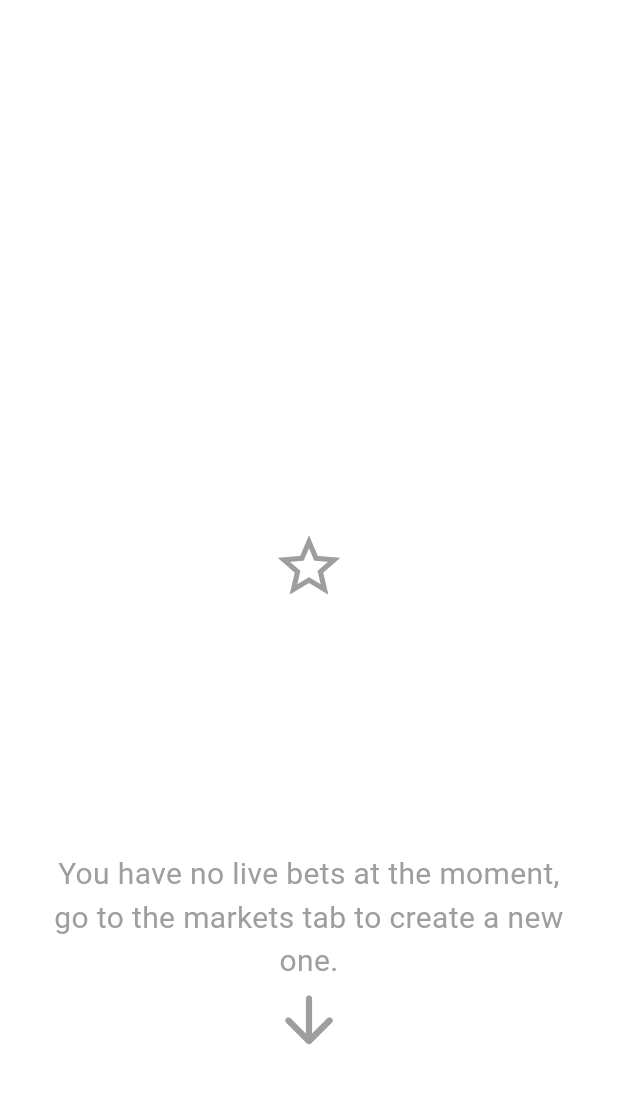
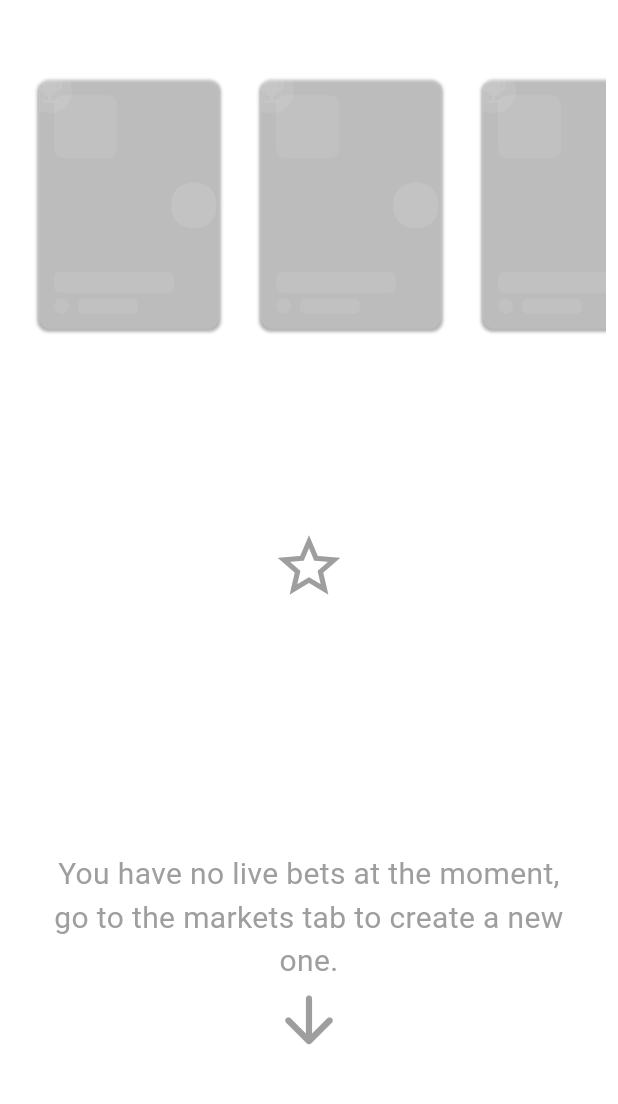
Before and after one commit to jesusramondovale/BetsTrading-Client, a Flutter app: the HomeScreen screen opened directly with empty values, on a phone screen of 412 x 824 dp, the part 75-1179 px from its top. Run offline on Flutter 3.47's test engine with Material 3 defaults, Android fonts, the phone set to English and light mode, and no system bars; drawn by our look-alikes of auto_size_text; our stand-ins replace firebase_core, firebase_messaging, fl_chart, flutter_form_builder, flutter_local_notifications, flutter_secure_storage and 11 more; missing offline and left inert: app_settings, base_x, bech32, country_flags, flutter_inappwebview, flutter_statusbarcolor_ns and 2 more; accounts and stored records are empty; network calls fail; Roboto replaces fonts that are missing (Dosis, Syncopate); key blocks and very long unbroken strings in the code were emptied for the run.

Commit message:
Various
· Fix null on logOut
· Skeleton loading on HomePage

```diff
--- a/lib/models/favorites.dart
+++ b/lib/models/favorites.dart
@@ -445,15 +445,12 @@ class FavoriteContainerState extends State<FavoriteContainer> {
             ),
             child: Stack(
               children: [
-                //Background star
                 Positioned(
                   top: 0,
                   right: -30,
                   child: Icon(FontAwesomeIcons.solidStar,
                       color: Colors.grey.withValues(alpha: 0.1), size: 120),
                 ),
-
-                // Main content
                 Padding(
                   padding: const EdgeInsets.all(10.0),
                   child: Column(
@@ -547,3 +544,84 @@ class FavoriteContainerState extends State<FavoriteContainer> {
     );
   }
 }
+
+//------- SKELETON
+
+class SkeletonFavoriteContainer extends StatelessWidget {
+  const SkeletonFavoriteContainer({super.key});
+
+  Widget _box(double width, double height, {double radius = 6}) {
+    return Container(
+      width: width,
+      height: height,
+      decoration: BoxDecoration(
+        color: Colors.white.withValues(alpha: 0.07),
+        borderRadius: BorderRadius.circular(radius),
+      ),
+    );
+  }
+
+  Widget _circle(double size) {
+    return Container(
+      width: size,
+      height: size,
+      decoration: BoxDecoration(
+        shape: BoxShape.circle,
+        color: Colors.white.withValues(alpha: 0.07),
+      ),
+    );
+  }
+
+  @override
+  Widget build(BuildContext context) {
+    return Container(
+      margin: const EdgeInsets.symmetric(horizontal: 10, vertical: 20),
+      width: 120,
+      decoration: BoxDecoration(
+        color: Colors.white12,
+        boxShadow: [
+          BoxShadow(
+            color: Colors.black.withValues(alpha: 0.3),
+            spreadRadius: 1,
+            blurRadius: 1,
+            offset: const Offset(0, 1),
+          ),
+        ],
+        borderRadius: BorderRadius.circular(8),
+      ),
+      child: Stack(
+        children: [
+          Positioned(
+            top: 0,
+            right: -30,
+            child: Icon(
+              FontAwesomeIcons.solidStar,
+              color: Colors.grey.withValues(alpha: 0.1),
+              size: 120,
+            ),
+          ),
+          Padding(
+            padding: const EdgeInsets.all(10.0),
+            child: Column(
+              mainAxisAlignment: MainAxisAlignment.center,
+              crossAxisAlignment: CrossAxisAlignment.start,
+              children: [
+                _box(40, 40, radius: 6),
+                const Spacer(),
+                _box(80, 14, radius: 4),
+                const SizedBox(height: 4),
+                Row(
+                  children: [
+                    _circle(10),
+                    const SizedBox(width: 6),
+                    _box(40, 10, radius: 4),
+                  ],
+                ),
+              ],
+            ),
+          ),
+        ],
+      ),
+    );
+  }
+}
--- a/lib/models/trends.dart
+++ b/lib/models/trends.dart
@@ -387,7 +387,6 @@ class TrendContainerState extends State<TrendContainer> {
       child: Stack(
         clipBehavior: Clip.none,
         children: [
-          // El propio TrendContainer clicable
           Material(
             color: Colors.transparent,
             child: InkWell(
@@ -448,7 +447,6 @@ class TrendContainerState extends State<TrendContainer> {
                 ),
                 child: Stack(
                   children: [
-                    // número grande de fondo
                     Positioned(
                       top: 0,
                       right:
@@ -463,8 +461,6 @@ class TrendContainerState extends State<TrendContainer> {
                         ),
                       ),
                     ),
-
-                    // contenido principal
                     Padding(
                       padding: const EdgeInsets.all(10.0),
                       child: Column(
@@ -559,8 +555,6 @@ class TrendContainerState extends State<TrendContainer> {
               ),
             ),
           ),
-
-          // badge arriba a la izquierda, fuera del contenedor
           if (widget.index == 0)
             Positioned(
               top: -8,
@@ -584,3 +578,104 @@ class TrendContainerState extends State<TrendContainer> {
     );
   }
 }
+
+//------- SKELETON
+
+class SkeletonTrendContainer extends StatelessWidget {
+  const SkeletonTrendContainer({super.key});
+
+  Widget _box(double width, double height, {double radius = 6}) {
+    return Container(
+      width: width,
+      height: height,
+      decoration: BoxDecoration(
+        color: Colors.white.withValues(alpha: 0.07),
+        borderRadius: BorderRadius.circular(radius),
+      ),
+    );
+  }
+
+  Widget _circle(double size) {
+    return Container(
+      width: size,
+      height: size,
+      decoration: BoxDecoration(
+        color: Colors.white.withValues(alpha: 0.07),
+        shape: BoxShape.circle,
+      ),
+    );
+  }
+
+  @override
+  Widget build(BuildContext context) {
+    return Container(
+      margin: const EdgeInsets.symmetric(horizontal: 10, vertical: 20),
+      width: 120,
+      decoration: BoxDecoration(
+        color: Colors.white12,
+        borderRadius: BorderRadius.circular(8),
+        boxShadow: [
+          BoxShadow(
+            color: Colors.black.withValues(alpha: 0.3),
+            spreadRadius: 1,
+            blurRadius: 1,
+            offset: const Offset(0, 1),
+          ),
+        ],
+      ),
+      child: Stack(
+        children: [
+
+          Positioned(
+            top: 0,
+            right: -5,
+            child: Text(
+              '•',
+              style: TextStyle(
+                fontSize: 120,
+                color: Colors.white.withValues(alpha: 0.1),
+                fontWeight: FontWeight.w800,
+              ),
+            ),
+          ),
+          Padding(
+            padding: const EdgeInsets.all(10.0),
+            child: Column(
+              mainAxisAlignment: MainAxisAlignment.center,
+              crossAxisAlignment: CrossAxisAlignment.start,
+              children: [
+                _box(42, 42, radius: 6),
+                const Spacer(),
+                _box(80, 14, radius: 4),
+                const SizedBox(height: 4),
+                Row(
+                  children: [
+                    _circle(10),
+                    const SizedBox(width: 6),
+                    _box(40, 10, radius: 4),
+                  ],
+                ),
+              ],
+            ),
+          ),
+          Positioned(
+            top: -8,
+            left: -8,
+            child: Container(
+              decoration: BoxDecoration(
+                color: Colors.white.withValues(alpha: 0.07),
+                shape: BoxShape.circle,
+              ),
+              padding: const EdgeInsets.all(4),
+              child: Icon(
+                Icons.emoji_events,
+                color: Colors.white.withValues(alpha: 0.08),
+                size: 22,
+              ),
+            ),
+          ),
+        ],
+      ),
+    );
+  }
+}
--- a/lib/ui/home_page.dart
+++ b/lib/ui/home_page.dart
@@ -29,6 +29,8 @@ class HomeScreenState extends State<HomeScreen> {
   List<Bet> _bets = [];
   String? _userId;
   double _userPoints = 0;
+  late Future<Trends> _trendsFuture;
+  late Future<Favorites> _favsFuture;
   bool showFavorites = true;
 
   Future<void> loadUserIdAndData() async {
@@ -63,7 +65,13 @@ class HomeScreenState extends State<HomeScreen> {
   @override
   void initState() {
     super.initState();
-    loadUserIdAndData();
+    loadUserIdAndData().then((_) {
+      setState(() {
+        _trendsFuture = BetsService().fetchTrendsData(_userId ?? "none");
+        _favsFuture = BetsService().fetchFavouritesData(_userId ?? "none");
+      });
+    });
+
   }
 
   @override
@@ -207,14 +215,42 @@ class HomeScreenState extends State<HomeScreen> {
             Expanded(
               flex: 9,
               child: _userId == null
-                  ? const Center(child: CircularProgressIndicator(color: Colors.grey))
+                  ?  Center(
+                child: SingleChildScrollView(
+                  scrollDirection: Axis.horizontal,
+                  child: Row(
+                    children: [
+                      SizedBox(width: 8),
+                      SkeletonTrendContainer(),
+                      SizedBox(width: 8),
+                      SkeletonTrendContainer(),
+                      SizedBox(width: 8),
+                      SkeletonTrendContainer(),
+                      SizedBox(width: 8),
+                    ],
+                  ),
+                ),
+              )
                   :
               FutureBuilder<Trends>(
-                  future: BetsService().fetchTrendsData(_userId ?? "none"),
+                  future: _trendsFuture,
                   builder: (context, snapshot) {
                     if (snapshot.connectionState == ConnectionState.waiting) {
-                      return const Center(
-                        child: CircularProgressIndicator(color: Colors.grey),
+                      return Center(
+                        child: SingleChildScrollView(
+                          scrollDirection: Axis.horizontal,
+                          child: Row(
+                            children: [
+                              SizedBox(width: 8),
+                              SkeletonTrendContainer(),
+                              SizedBox(width: 8),
+                              SkeletonTrendContainer(),
+                              SizedBox(width: 8),
+                              SkeletonTrendContainer(),
+                              SizedBox(width: 8),
+                            ],
+                          ),
+                        ),
                       );
                     } else if (snapshot.hasError) {
                       return Text('Error: ${snapshot.error}');
@@ -237,16 +273,17 @@ class HomeScreenState extends State<HomeScreen> {
                       );
                     } else {
                       return Center(
-                        child: Padding(
-                          padding: const EdgeInsets.all(20.0),
-                          child: Column(
-                            mainAxisSize: MainAxisSize.min,
+                        child: SingleChildScrollView(
+                          scrollDirection: Axis.horizontal,
+                          child: Row(
                             children: [
-                              Icon(
-                                Icons.wifi_off_sharp,
-                                size: 90,
-                                color: Colors.white,
-                              ),
+                              SizedBox(width: 8),
+                              SkeletonTrendContainer(),
+                              SizedBox(width: 8),
+                              SkeletonTrendContainer(),
+                              SizedBox(width: 8),
+                              SkeletonTrendContainer(),
+                              SizedBox(width: 8),
                             ],
                           ),
                         ),
@@ -267,14 +304,44 @@ class HomeScreenState extends State<HomeScreen> {
             Expanded(
               flex: 8,
               child: _userId == null
-                  ? const Center(child: CircularProgressIndicator(color: Colors.grey))
+                  ? Center(child: Center(
+                child: SingleChildScrollView(
+                  scrollDirection: Axis.horizontal,
+                  child: Row(
+                    children: [
+                      SizedBox(width: 8),
+                      SkeletonTrendContainer(),
+                      SizedBox(width: 8),
+                      SkeletonTrendContainer(),
+                      SizedBox(width: 8),
+                      SkeletonTrendContainer(),
+                      SizedBox(width: 8),
+                    ],
+                  ),
+                ),
+              ))
                   :
               FutureBuilder<Favorites>(
-                  future: BetsService().fetchFavouritesData(_userId ?? "none"),
+                  future: _favsFuture,
                   builder: (context, snapshot) {
                     if (snapshot.connectionState == ConnectionState.waiting) {
-                      return const Center(
-                        child: CircularProgressIndicator(color: Colors.grey),
+                      return  Center(
+                        child: Center(
+                          child: SingleChildScrollView(
+                            scrollDirection: Axis.horizontal,
+                            child: Row(
+                              children: [
+                                SizedBox(width: 8),
+                                SkeletonFavoriteContainer(),
+                                SizedBox(width: 8),
+                                SkeletonFavoriteContainer(),
+                                SizedBox(width: 8),
+                                SkeletonFavoriteContainer(),
+                                SizedBox(width: 8),
+                              ],
+                            ),
+                          ),
+                        ),
                       );
                     } else if (snapshot.hasError) {
                       return Text('Error: ${snapshot.error}');
@@ -361,13 +428,13 @@ class HomeScreenState extends State<HomeScreen> {
             Expanded(
               flex: 12,
               child: _userId == null
-                  ? const Center(child: CircularProgressIndicator(color: Colors.grey))
+                  ? Center(child: CircularProgressIndicator(color: Colors.grey))
                   :
               FutureBuilder<BetsAndPriceBets>(
                 future: BetsService().fetchInvestmentData(_userId ?? "none"),
                 builder: (context, snapshot) {
                   if (snapshot.connectionState == ConnectionState.waiting) {
-                    return const Center(child: CircularProgressIndicator(color: Colors.grey));
+                    return  Center(child: CircularProgressIndicator(color: Colors.grey));
                   }
                   if (snapshot.hasError) {
                     return Text('Error: ${snapshot.error}');
--- a/lib/ui/login_page.dart
+++ b/lib/ui/login_page.dart
@@ -185,7 +185,7 @@ class LoginFormState extends State<LoginForm> {
                   style: ElevatedButton.styleFrom(
                     backgroundColor: Colors.black,
                     foregroundColor: textColor,
-                    textStyle: GoogleFonts.montserrat(fontWeight: FontWeight.w600),
+                    textStyle: GoogleFonts.montserrat(fontWeight: FontWeight.w600).copyWith(inherit: false),
                     shape: RoundedRectangleBorder(
                       borderRadius: BorderRadius.circular(12),
                     ),
@@ -350,7 +350,8 @@ class LoginFormState extends State<LoginForm> {
           style: ElevatedButton.styleFrom(
             backgroundColor: Colors.black,
             foregroundColor: Colors.white,
-            textStyle: GoogleFonts.montserrat(fontWeight: FontWeight.w600),
+            textStyle: GoogleFonts.montserrat(fontWeight: FontWeight.w600).copyWith(inherit: false),
+
             shape:
                 RoundedRectangleBorder(borderRadius: BorderRadius.circular(40)),
             padding: const EdgeInsets.symmetric(horizontal: 28, vertical: 14),
@@ -368,7 +369,7 @@ class LoginFormState extends State<LoginForm> {
           style: ElevatedButton.styleFrom(
             backgroundColor: Colors.grey[800],
             foregroundColor: Colors.white,
-            textStyle: GoogleFonts.montserrat(fontWeight: FontWeight.w600),
+            textStyle: GoogleFonts.montserrat(fontWeight: FontWeight.w600).copyWith(inherit: false),
             shape:
                 RoundedRectangleBorder(borderRadius: BorderRadius.circular(40)),
             padding: const EdgeInsets.symmetric(horizontal: 28, vertical: 14),
@@ -388,7 +389,7 @@ class LoginFormState extends State<LoginForm> {
       style: ElevatedButton.styleFrom(
         backgroundColor: Colors.grey[850],
         foregroundColor: Colors.white,
-        textStyle: GoogleFonts.montserrat(fontWeight: FontWeight.w600),
+        textStyle: GoogleFonts.montserrat(fontWeight: FontWeight.w600).copyWith(inherit: false),
         shape: RoundedRectangleBorder(borderRadius: BorderRadius.circular(40)),
         padding: const EdgeInsets.symmetric(horizontal: 20, vertical: 14),
       ),
--- a/lib/ui/userinfo_page.dart
+++ b/lib/ui/userinfo_page.dart
@@ -311,13 +311,11 @@ class _UserInfoPageState extends State<UserInfoPage> {
                 final response = await AuthService().logOut();
                 if (response['success']) {
                   await _storage.deleteAll();
-                  setState(() {
-                    Navigator.of(context).pushAndRemoveUntil(
-                      MaterialPageRoute(
-                          builder: (context) => const LoginPage()),
-                          (Route<dynamic> route) => false,
-                    );
-                  });
+                  Navigator.of(context).pushAndRemoveUntil(
+                    MaterialPageRoute(
+                        builder: (context) => const LoginPage()),
+                        (Route<dynamic> route) => false,
+                  );
                 } else {
                   setState(() {
                     Common().popDialog(
```
Also changed, not shown: lib/models/bets.dart (line endings or trailing spaces).
